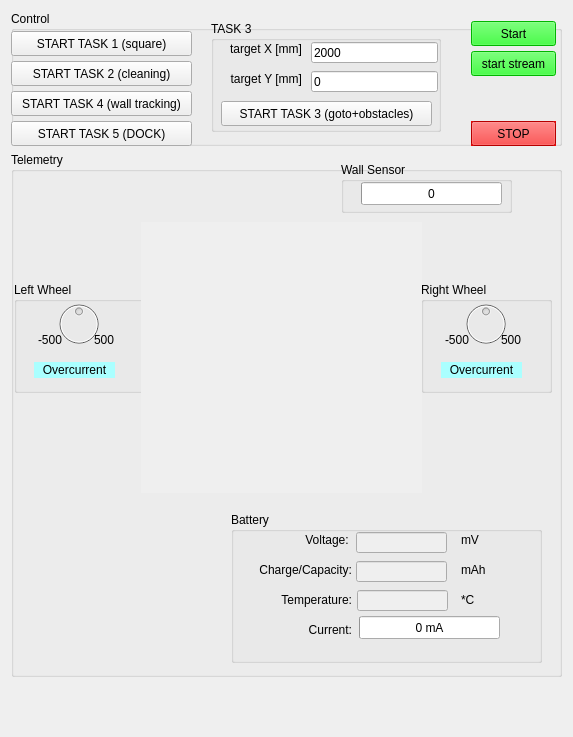
This is irobot/iRobotGUI.ui in amirhammad/iRobotCreate as Qt 5 draws it before an edit. The edited form follows.
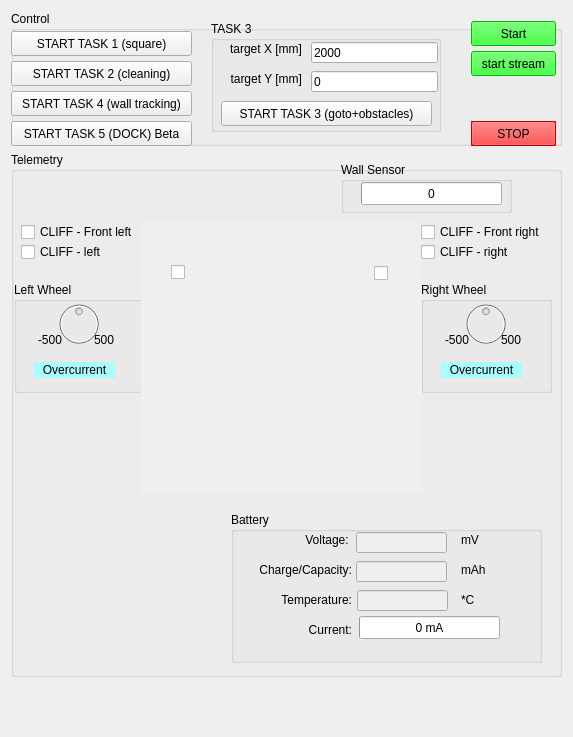
This is the edited form.

Commit message:
Added Manual control
GUI: + Cliff sensor and bump sensor

Diff of the .ui file:
```diff
--- a/irobot/iRobotGUI.ui
+++ b/irobot/iRobotGUI.ui
@@ -50,7 +50,7 @@
        </rect>
       </property>
       <property name="text">
-       <string>START TASK 5 (DOCK)</string>
+       <string>START TASK 5 (DOCK) Beta</string>
       </property>
      </widget>
      <widget class="QPushButton" name="buttonStart">
@@ -2730,6 +2730,105 @@
        <bool>true</bool>
       </property>
      </widget>
+     <widget class="QCheckBox" name="leftBumpCheckBox">
+      <property name="geometry">
+       <rect>
+        <x>160</x>
+        <y>110</y>
+        <width>16</width>
+        <height>20</height>
+       </rect>
+      </property>
+      <property name="text">
+       <string/>
+      </property>
+      <property name="checkable">
+       <bool>false</bool>
+      </property>
+     </widget>
+     <widget class="QCheckBox" name="rightBumpCheckBox">
+      <property name="geometry">
+       <rect>
+        <x>363</x>
+        <y>111</y>
+        <width>20</width>
+        <height>20</height>
+       </rect>
+      </property>
+      <property name="text">
+       <string/>
+      </property>
+      <property name="checkable">
+       <bool>false</bool>
+      </property>
+     </widget>
+     <widget class="QCheckBox" name="cliffFrontRightCheckBox">
+      <property name="geometry">
+       <rect>
+        <x>410</x>
+        <y>70</y>
+        <width>131</width>
+        <height>20</height>
+       </rect>
+      </property>
+      <property name="text">
+       <string>CLIFF - Front right </string>
+      </property>
+      <property name="checkable">
+       <bool>false</bool>
+      </property>
+     </widget>
+     <widget class="QCheckBox" name="cliffRightCheckBox">
+      <property name="geometry">
+       <rect>
+        <x>410</x>
+        <y>90</y>
+        <width>131</width>
+        <height>20</height>
+       </rect>
+      </property>
+      <property name="text">
+       <string>CLIFF - right</string>
+      </property>
+      <property name="checkable">
+       <bool>false</bool>
+      </property>
+      <property name="tristate">
+       <bool>false</bool>
+      </property>
+     </widget>
+     <widget class="QCheckBox" name="cliffFrontLeftCheckBox">
+      <property name="geometry">
+       <rect>
+        <x>10</x>
+        <y>70</y>
+        <width>121</width>
+        <height>20</height>
+       </rect>
+      </property>
+      <property name="text">
+       <string>CLIFF - Front left</string>
+      </property>
+      <property name="checkable">
+       <bool>false</bool>
+      </property>
+     </widget>
+     <widget class="QCheckBox" name="cliffLeftCheckBox">
+      <property name="geometry">
+       <rect>
+        <x>10</x>
+        <y>90</y>
+        <width>85</width>
+        <height>20</height>
+       </rect>
+      </property>
+      <property name="text">
+       <string>CLIFF - left</string>
+      </property>
+      <property name="checkable">
+       <bool>false</bool>
+      </property>
+     </widget>
     </widget>
    </item>
    <item>
```
The commit also changes 1 other file.
